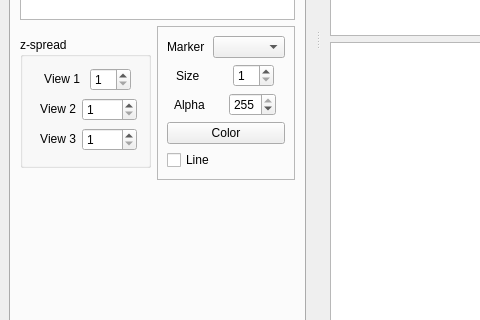
Above: designerFiles/lasagna_mainWindow.ui from SainsburyWellcomeCentre/lasagna before the change; both pictures show x 0 to 480 and y 372 to 692 of the 1002 by 795 pixel window. Below: the same form after it.
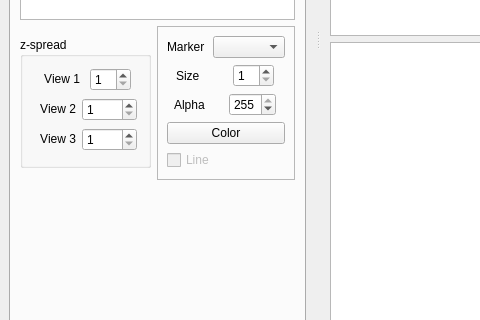
That is the form after the change. The open tabs and pages were chosen to show the change. Icons and pictures are not drawn. Custom widgets are drawn as their Qt base class.

Commit message: Disable "line" checkbox since it's temporarily not possible to join up points.

The edit to the form file:
```diff
--- a/designerFiles/lasagna_mainWindow.ui
+++ b/designerFiles/lasagna_mainWindow.ui
@@ -548,6 +548,9 @@
               </item>
               <item>
                <widget class="QCheckBox" name="addLines_checkBox">
+                <property name="enabled">
+                 <bool>false</bool>
+                </property>
                 <property name="text">
                  <string>Line</string>
                 </property>
```
The commit also changes 2 other files.
